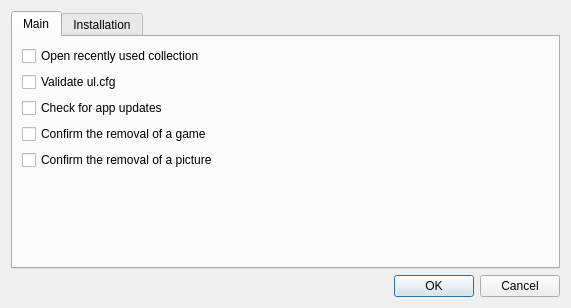
The window that src/OplPcTools/UI/SettingsDialog.ui (brainstream/OPL-PC-Tools) describes before a commit, drawn with Qt 5.
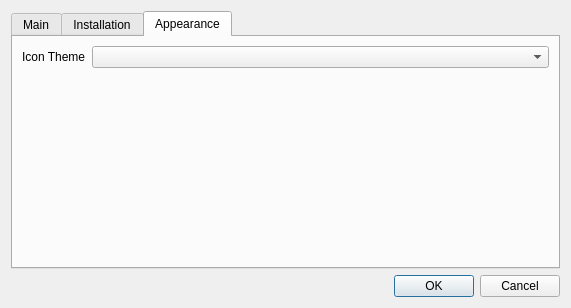
The same window after the commit.

Commit message: Icon theme settings added to the settings dialog

The edit to the form file:
```diff
--- a/src/OplPcTools/UI/SettingsDialog.ui
+++ b/src/OplPcTools/UI/SettingsDialog.ui
@@ -20,7 +20,7 @@
    <item>
     <widget class="QTabWidget" name="mp_tabs">
      <property name="currentIndex">
-      <number>0</number>
+      <number>2</number>
      </property>
      <widget class="QWidget" name="mp_tab_main">
       <attribute name="title">
@@ -127,6 +127,23 @@
        </item>
       </layout>
      </widget>
+     <widget class="QWidget" name="mp_tab_appearance">
+      <attribute name="title">
+       <string>Appearance</string>
+      </attribute>
+      <layout class="QFormLayout" name="formLayout">
+       <item row="0" column="0">
+        <widget class="QLabel" name="mp_label_icon_theme">
+         <property name="text">
+          <string>Icon Theme</string>
+         </property>
+        </widget>
+       </item>
+       <item row="0" column="1">
+        <widget class="QComboBox" name="mp_combobox_icon_theme"/>
+       </item>
+      </layout>
+     </widget>
     </widget>
    </item>
    <item>
```
The commit also changes 8 other files.
